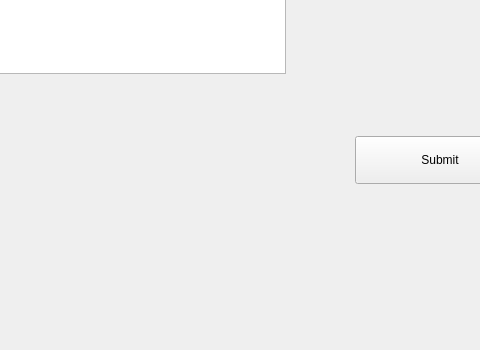
Qt form QtDev/fRegistratorUI/mainwindow.ui (fa1c4/LinuxDev) before a commit; both pictures show x 475 to 955 and y 484 to 834 of the 1214 by 834 pixel window.
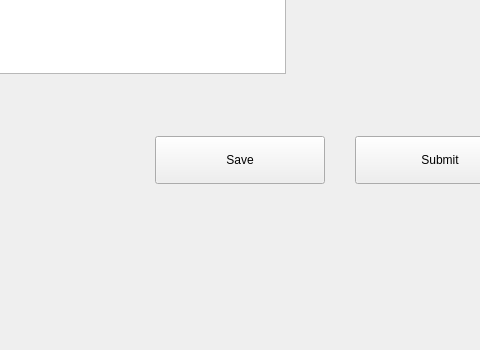
The same form after that commit.

Commit message: update registrator with saving csv file function

```diff
--- a/QtDev/fRegistratorUI/mainwindow.ui
+++ b/QtDev/fRegistratorUI/mainwindow.ui
@@ -161,6 +161,19 @@
      <string>Gender</string>
     </property>
    </widget>
+   <widget class="QPushButton" name="pushButton_2">
+    <property name="geometry">
+     <rect>
+      <x>630</x>
+      <y>620</y>
+      <width>170</width>
+      <height>48</height>
+     </rect>
+    </property>
+    <property name="text">
+     <string>Save</string>
+    </property>
+   </widget>
   </widget>
   <widget class="QMenuBar" name="menubar">
    <property name="geometry">
```
The commit also changes 2 other files.
